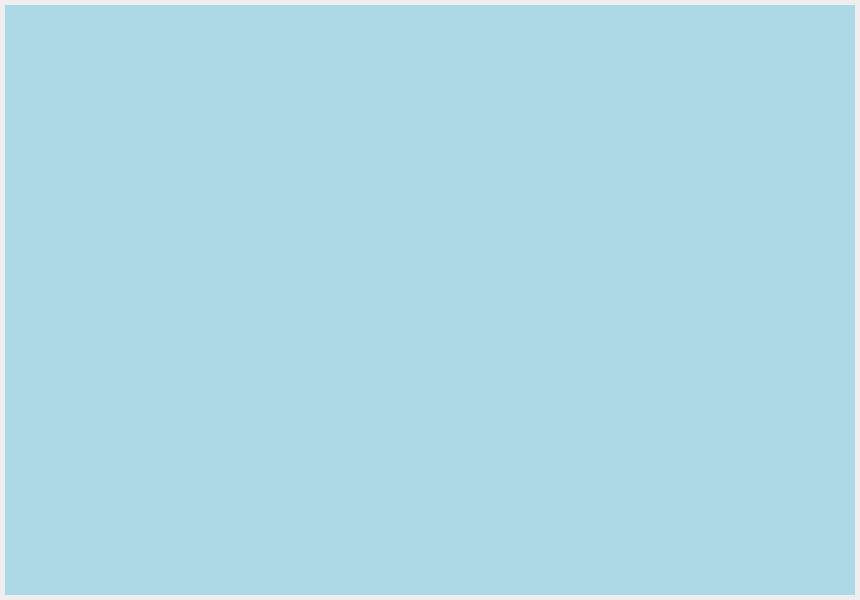
Qt form gui/uis/pages/main_pages.ui (kusiLaw/laky-phone-POS) before a commit.
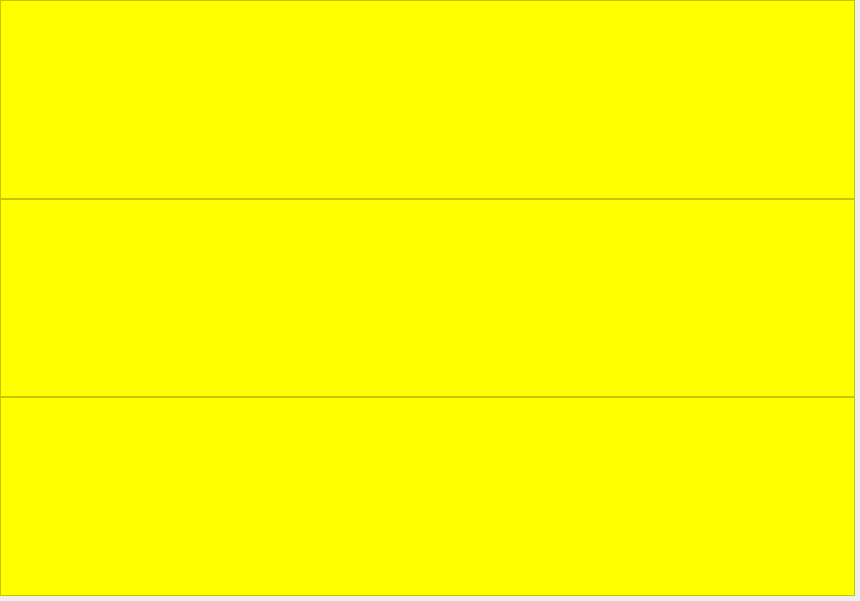
The same form after that commit.

Commit message: frame interface improved

```diff
--- a/gui/uis/pages/main_pages.ui
+++ b/gui/uis/pages/main_pages.ui
@@ -7,7 +7,7 @@
     <x>0</x>
     <y>0</y>
     <width>860</width>
-    <height>600</height>
+    <height>601</height>
    </rect>
   </property>
   <property name="windowTitle">
@@ -18,10 +18,10 @@
     <number>0</number>
    </property>
    <property name="leftMargin">
-    <number>5</number>
+    <number>0</number>
    </property>
    <property name="topMargin">
-    <number>5</number>
+    <number>0</number>
    </property>
    <property name="rightMargin">
     <number>5</number>
@@ -56,7 +56,123 @@
        </property>
       </layout>
      </widget>
-     <widget class="QWidget" name="page_2">
+     <widget class="QWidget" name="phone_page">
+      <property name="styleSheet">
+       <string notr="true">font-size: 14pt; background: yellow; </string>
+      </property>
+      <layout class="QVBoxLayout" name="verticalLayout_3">
+       <property name="spacing">
+        <number>0</number>
+       </property>
+       <property name="leftMargin">
+        <number>0</number>
+       </property>
+       <property name="topMargin">
+        <number>0</number>
+       </property>
+       <property name="rightMargin">
+        <number>0</number>
+       </property>
+       <property name="bottomMargin">
+        <number>0</number>
+       </property>
+       <item>
+        <widget class="QScrollArea" name="scrollArea">
+         <property name="frameShape">
+          <enum>QFrame::NoFrame</enum>
+         </property>
+         <property name="widgetResizable">
+          <bool>true</bool>
+         </property>
+         <widget class="QWidget" name="contents">
+          <property name="geometry">
+           <rect>
+            <x>0</x>
+            <y>0</y>
+            <width>855</width>
+            <height>596</height>
+           </rect>
+          </property>
+          <layout class="QVBoxLayout" name="verticalLayout_4">
+           <property name="spacing">
+            <number>0</number>
+           </property>
+           <property name="leftMargin">
+            <number>0</number>
+           </property>
+           <property name="topMargin">
+            <number>0</number>
+           </property>
+           <property name="rightMargin">
+            <number>0</number>
+           </property>
+           <property name="bottomMargin">
+            <number>0</number>
+           </property>
+           <item>
+            <widget class="QFrame" name="phone_bg_layout">
+             <property name="frameShape">
+              <enum>QFrame::NoFrame</enum>
+             </property>
+             <property name="frameShadow">
+              <enum>QFrame::Raised</enum>
+             </property>
+             <layout class="QVBoxLayout" name="verticalLayout_5">
+              <property name="spacing">
+               <number>0</number>
+              </property>
+              <property name="leftMargin">
+               <number>0</number>
+              </property>
+              <property name="topMargin">
+               <number>0</number>
+              </property>
+              <property name="rightMargin">
+               <number>0</number>
+              </property>
+              <property name="bottomMargin">
+               <number>0</number>
+              </property>
+              <item>
+               <widget class="QFrame" name="phone_forms">
+                <property name="frameShape">
+                 <enum>QFrame::StyledPanel</enum>
+                </property>
+                <property name="frameShadow">
+                 <enum>QFrame::Raised</enum>
+                </property>
+               </widget>
+              </item>
+              <item>
+               <widget class="QFrame" name="phone_buttons">
+                <property name="frameShape">
+                 <enum>QFrame::StyledPanel</enum>
+                </property>
+                <property name="frameShadow">
+                 <enum>QFrame::Raised</enum>
+                </property>
+               </widget>
+              </item>
+              <item>
+               <widget class="QFrame" name="phone_table">
+                <property name="frameShape">
+                 <enum>QFrame::StyledPanel</enum>
+                </property>
+                <property name="frameShadow">
+                 <enum>QFrame::Raised</enum>
+                </property>
+               </widget>
+              </item>
+             </layout>
+            </widget>
+           </item>
+          </layout>
+         </widget>
+        </widget>
+       </item>
+      </layout>
+     </widget>
+     <widget class="QWidget" name="service_page">
       <property name="styleSheet">
        <string notr="true">font-size: 14pt; background: lightblue; </string>
       </property>
```
Left out of the diff: 97 changed lines with no effect on the pictures. The commit also changes 6 other files.
